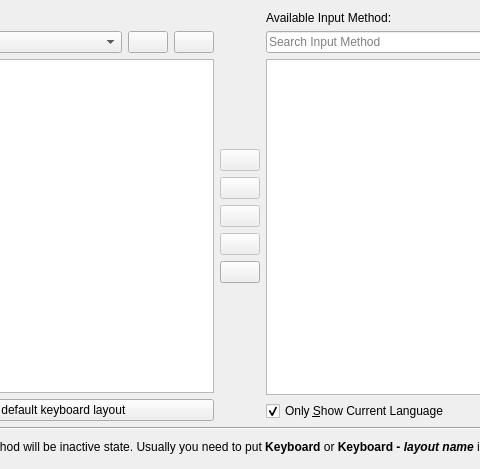
fcitx/fcitx5-configtool, file src/impage.ui: the form before one commit; both pictures show x 135 to 615 and y 0 to 469 of the 750 by 469 pixel window.
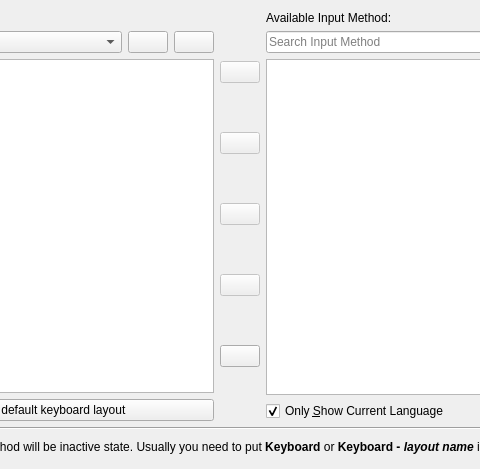
The form after the commit. Icons and pictures are not drawn.

```diff
--- a/src/impage.ui
+++ b/src/impage.ui
@@ -88,12 +88,6 @@
          <property name="orientation">
           <enum>Qt::Vertical</enum>
          </property>
-         <property name="sizeHint" stdset="0">
-          <size>
-           <width>20</width>
-           <height>40</height>
-          </size>
-         </property>
         </spacer>
        </item>
        <item>
@@ -149,12 +143,6 @@
          <property name="orientation">
           <enum>Qt::Vertical</enum>
          </property>
-         <property name="sizeHint" stdset="0">
-          <size>
-           <width>20</width>
-           <height>40</height>
-          </size>
-         </property>
         </spacer>
        </item>
       </layout>
```
Left out of the diff: 18 changed lines with no effect on the pictures.
